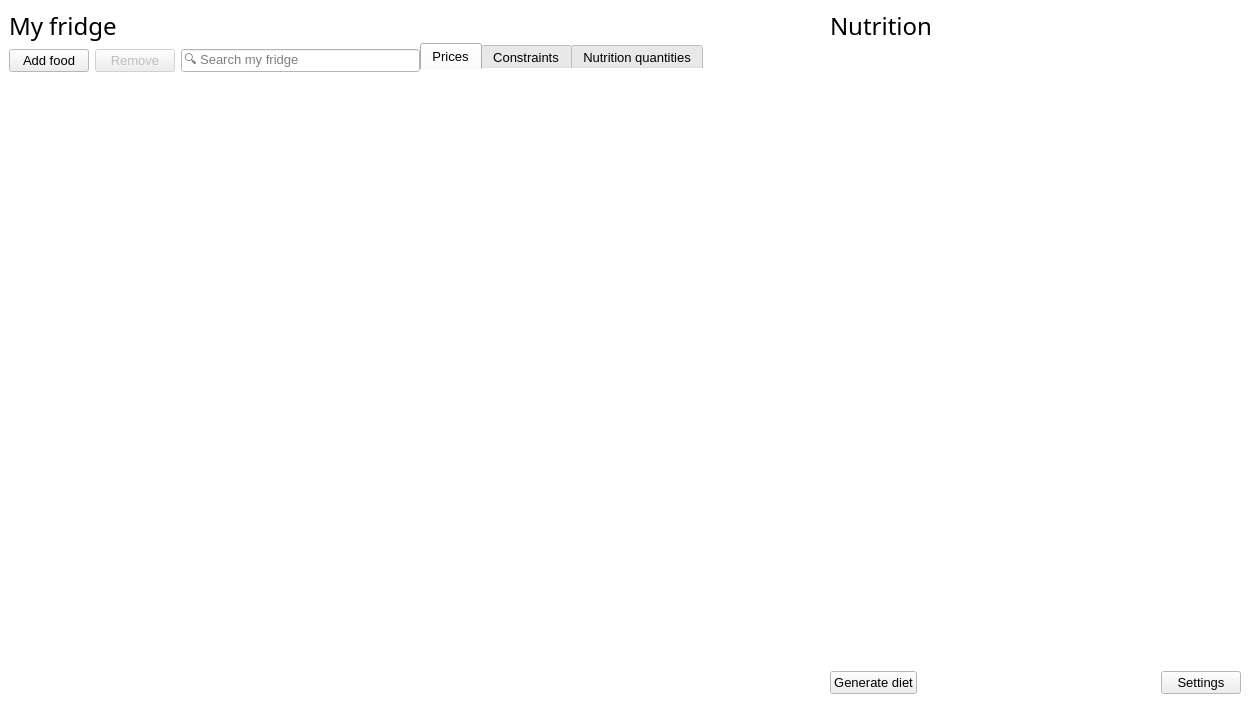
Old version of the form ui/ui_mainwindow.ui in the repository josh-minch/spartan.
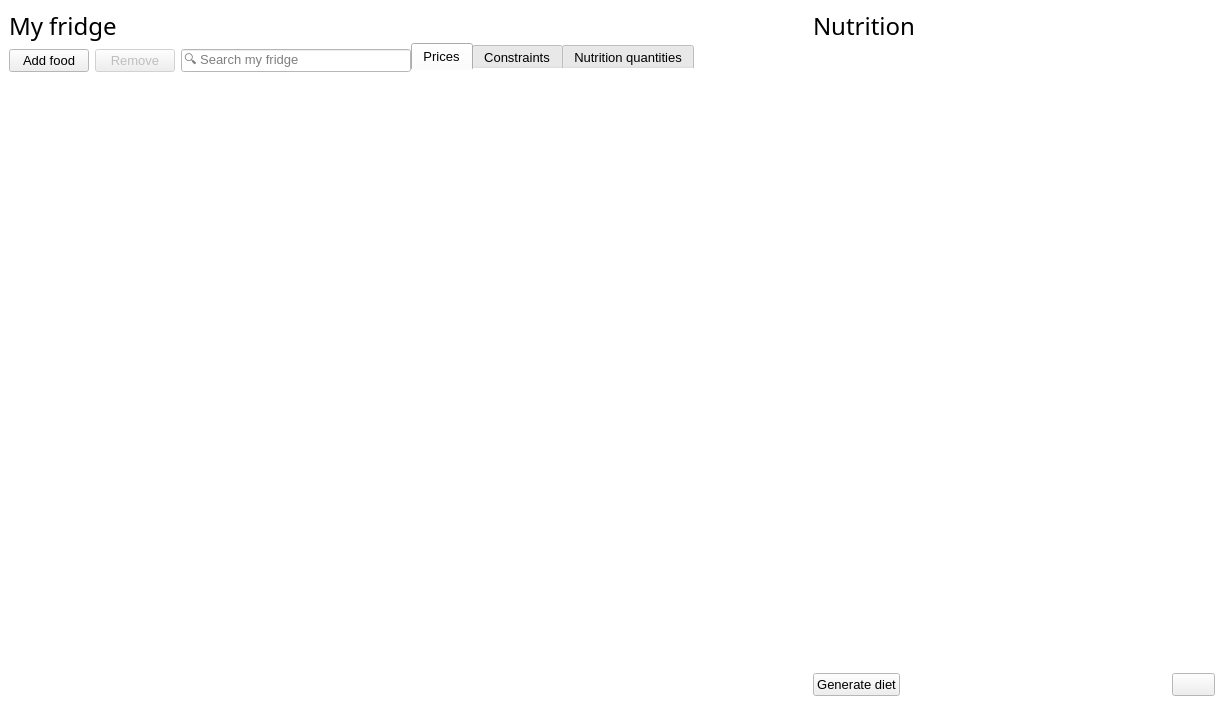
New version of the form. The open tabs and pages were chosen to show the change. Icons and pictures are not drawn. Custom widgets are drawn as their Qt base class.

Diff of the .ui file:
```diff
--- a/ui/ui_mainwindow.ui
+++ b/ui/ui_mainwindow.ui
@@ -6,8 +6,8 @@
    <rect>
     <x>0</x>
     <y>0</y>
-    <width>1250</width>
-    <height>703</height>
+    <width>1224</width>
+    <height>705</height>
    </rect>
   </property>
   <property name="palette">
@@ -913,136 +913,13 @@
        </widget>
       </item>
       <item>
-       <layout class="QGridLayout" name="gridLayout_2">
-        <item row="1" column="2">
-         <widget class="QTableView" name="minerals_view">
-          <property name="sizePolicy">
-           <sizepolicy hsizetype="Expanding" vsizetype="Expanding">
-            <horstretch>0</horstretch>
-            <verstretch>0</verstretch>
-           </sizepolicy>
-          </property>
-          <property name="minimumSize">
-           <size>
-            <width>200</width>
-            <height>0</height>
-           </size>
-          </property>
-          <property name="palette">
-           <palette>
-            <active>
-             <colorrole role="Highlight">
-              <brush brushstyle="SolidPattern">
-               <color alpha="255">
-                <red>218</red>
-                <green>236</green>
-                <blue>249</blue>
-               </color>
-              </brush>
-             </colorrole>
-             <colorrole role="HighlightedText">
-              <brush brushstyle="SolidPattern">
-               <color alpha="255">
-                <red>0</red>
-                <green>0</green>
-                <blue>0</blue>
-               </color>
-              </brush>
-             </colorrole>
-            </active>
-            <inactive>
-             <colorrole role="Highlight">
-              <brush brushstyle="SolidPattern">
-               <color alpha="255">
-                <red>218</red>
-                <green>236</green>
-                <blue>249</blue>
-               </color>
-              </brush>
-             </colorrole>
-             <colorrole role="HighlightedText">
-              <brush brushstyle="SolidPattern">
-               <color alpha="255">
-                <red>0</red>
-                <green>0</green>
-                <blue>0</blue>
-               </color>
-              </brush>
-             </colorrole>
-            </inactive>
-            <disabled>
-             <colorrole role="Highlight">
-              <brush brushstyle="SolidPattern">
-               <color alpha="255">
-                <red>0</red>
-                <green>120</green>
-                <blue>215</blue>
-               </color>
-              </brush>
-             </colorrole>
-             <colorrole role="HighlightedText">
-              <brush brushstyle="SolidPattern">
-               <color alpha="255">
-                <red>0</red>
-                <green>0</green>
-                <blue>0</blue>
-               </color>
-              </brush>
-             </colorrole>
-            </disabled>
-           </palette>
-          </property>
-          <property name="font">
-           <font>
-            <family>Segoe UI</family>
-            <pointsize>10</pointsize>
-           </font>
-          </property>
-          <property name="focusPolicy">
-           <enum>Qt::NoFocus</enum>
-          </property>
-          <property name="autoFillBackground">
-           <bool>false</bool>
-          </property>
-          <property name="styleSheet">
-           <string notr="true">QHeaderView::section{
-	background-color: white;
-	border: 0px;
-}
-</string>
-          </property>
-          <property name="frameShape">
-           <enum>QFrame::NoFrame</enum>
-          </property>
-          <property name="sizeAdjustPolicy">
-           <enum>QAbstractScrollArea::AdjustToContents</enum>
-          </property>
-          <property name="alternatingRowColors">
-           <bool>false</bool>
-          </property>
-          <property name="selectionMode">
-           <enum>QAbstractItemView::NoSelection</enum>
-          </property>
-          <property name="selectionBehavior">
-           <enum>QAbstractItemView::SelectRows</enum>
-          </property>
-          <property name="showGrid">
-           <bool>false</bool>
-          </property>
-          <attribute name="horizontalHeaderVisible">
-           <bool>true</bool>
-          </attribute>
-          <attribute name="horizontalHeaderStretchLastSection">
-           <bool>false</bool>
-          </attribute>
-          <attribute name="verticalHeaderVisible">
-           <bool>false</bool>
-          </attribute>
-          <attribute name="verticalHeaderDefaultSectionSize">
-           <number>25</number>
-          </attribute>
-         </widget>
-        </item>
+       <layout class="QFormLayout" name="formLayout">
+        <property name="horizontalSpacing">
+         <number>0</number>
+        </property>
+        <property name="verticalSpacing">
+         <number>0</number>
+        </property>
         <item row="0" column="0">
          <widget class="QTableView" name="macros_view">
           <property name="sizePolicy">
@@ -1051,12 +928,6 @@
             <verstretch>0</verstretch>
            </sizepolicy>
           </property>
-          <property name="minimumSize">
-           <size>
-            <width>200</width>
-            <height>0</height>
-           </size>
-          </property>
           <property name="palette">
            <palette>
             <active>
@@ -1172,7 +1043,7 @@
           </attribute>
          </widget>
         </item>
-        <item row="0" column="2">
+        <item row="0" column="1">
          <widget class="QTableView" name="vits_view">
           <property name="sizePolicy">
            <sizepolicy hsizetype="Expanding" vsizetype="Expanding">
@@ -1180,11 +1051,128 @@
             <verstretch>0</verstretch>
            </sizepolicy>
           </property>
-          <property name="minimumSize">
-           <size>
-            <width>200</width>
-            <height>0</height>
-           </size>
+          <property name="palette">
+           <palette>
+            <active>
+             <colorrole role="Highlight">
+              <brush brushstyle="SolidPattern">
+               <color alpha="255">
+                <red>218</red>
+                <green>236</green>
+                <blue>249</blue>
+               </color>
+              </brush>
+             </colorrole>
+             <colorrole role="HighlightedText">
+              <brush brushstyle="SolidPattern">
+               <color alpha="255">
+                <red>0</red>
+                <green>0</green>
+                <blue>0</blue>
+               </color>
+              </brush>
+             </colorrole>
+            </active>
+            <inactive>
+             <colorrole role="Highlight">
+              <brush brushstyle="SolidPattern">
+               <color alpha="255">
+                <red>218</red>
+                <green>236</green>
+                <blue>249</blue>
+               </color>
+              </brush>
+             </colorrole>
+             <colorrole role="HighlightedText">
+              <brush brushstyle="SolidPattern">
+               <color alpha="255">
+                <red>0</red>
+                <green>0</green>
+                <blue>0</blue>
+               </color>
+              </brush>
+             </colorrole>
+            </inactive>
+            <disabled>
+             <colorrole role="Highlight">
+              <brush brushstyle="SolidPattern">
+               <color alpha="255">
+                <red>0</red>
+                <green>120</green>
+                <blue>215</blue>
+               </color>
+              </brush>
+             </colorrole>
+             <colorrole role="HighlightedText">
+              <brush brushstyle="SolidPattern">
+               <color alpha="255">
+                <red>0</red>
+                <green>0</green>
+                <blue>0</blue>
+               </color>
+              </brush>
+             </colorrole>
+            </disabled>
+           </palette>
+          </property>
+          <property name="font">
+           <font>
+            <family>Segoe UI</family>
+            <pointsize>10</pointsize>
+           </font>
+          </property>
+          <property name="focusPolicy">
+           <enum>Qt::NoFocus</enum>
+          </property>
+          <property name="autoFillBackground">
+           <bool>false</bool>
+          </property>
+          <property name="styleSheet">
+           <string notr="true">QHeaderView::section{
+	background-color: white;
+	border: 0px;
+}
+</string>
+          </property>
+          <property name="frameShape">
+           <enum>QFrame::NoFrame</enum>
+          </property>
+          <property name="sizeAdjustPolicy">
+           <enum>QAbstractScrollArea::AdjustToContents</enum>
+          </property>
+          <property name="alternatingRowColors">
+           <bool>false</bool>
+          </property>
+          <property name="selectionMode">
+           <enum>QAbstractItemView::NoSelection</enum>
+          </property>
+          <property name="selectionBehavior">
+           <enum>QAbstractItemView::SelectRows</enum>
+          </property>
+          <property name="showGrid">
+           <bool>false</bool>
+          </property>
+          <attribute name="horizontalHeaderVisible">
+           <bool>true</bool>
+          </attribute>
+          <attribute name="horizontalHeaderStretchLastSection">
+           <bool>false</bool>
+          </attribute>
+          <attribute name="verticalHeaderVisible">
+           <bool>false</bool>
+          </attribute>
+          <attribute name="verticalHeaderDefaultSectionSize">
+           <number>25</number>
+          </attribute>
+         </widget>
+        </item>
+        <item row="1" column="1">
+         <widget class="QTableView" name="minerals_view">
+          <property name="sizePolicy">
+           <sizepolicy hsizetype="Expanding" vsizetype="Expanding">
+            <horstretch>0</horstretch>
+            <verstretch>0</verstretch>
+           </sizepolicy>
           </property>
           <property name="palette">
            <palette>
@@ -1361,7 +1349,7 @@
            </font>
           </property>
           <property name="text">
-           <string>Settings</string>
+           <string/>
           </property>
           <property name="icon">
            <iconset>
```
Left out of the diff: 10 changed lines with no effect on the pictures.
